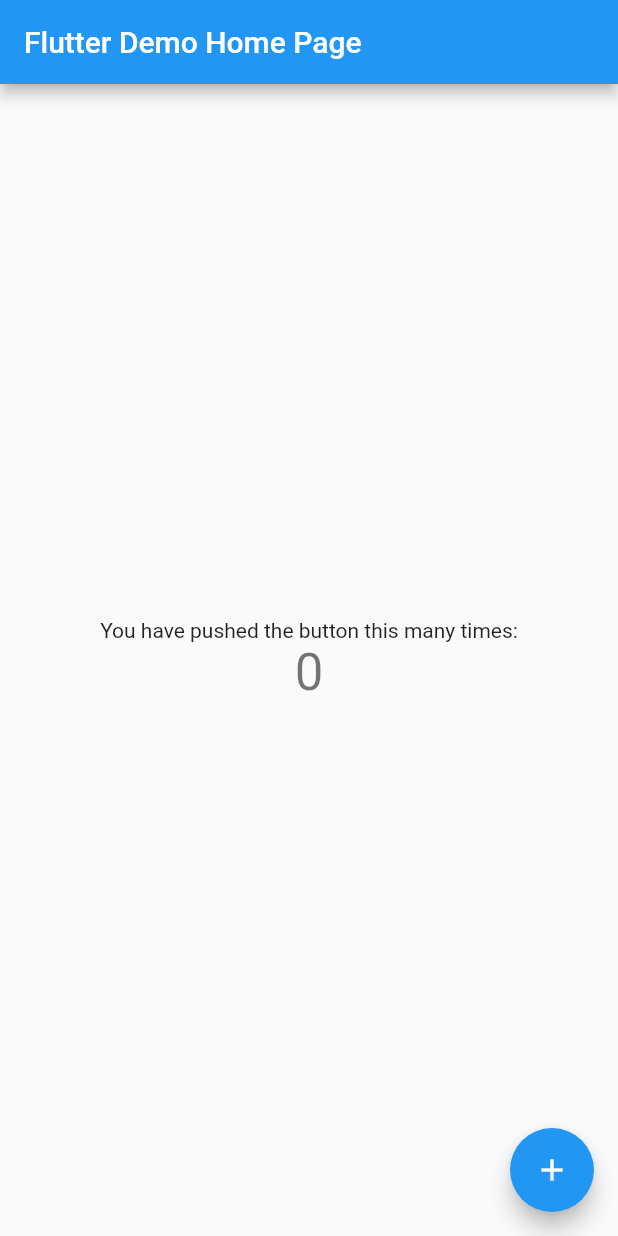
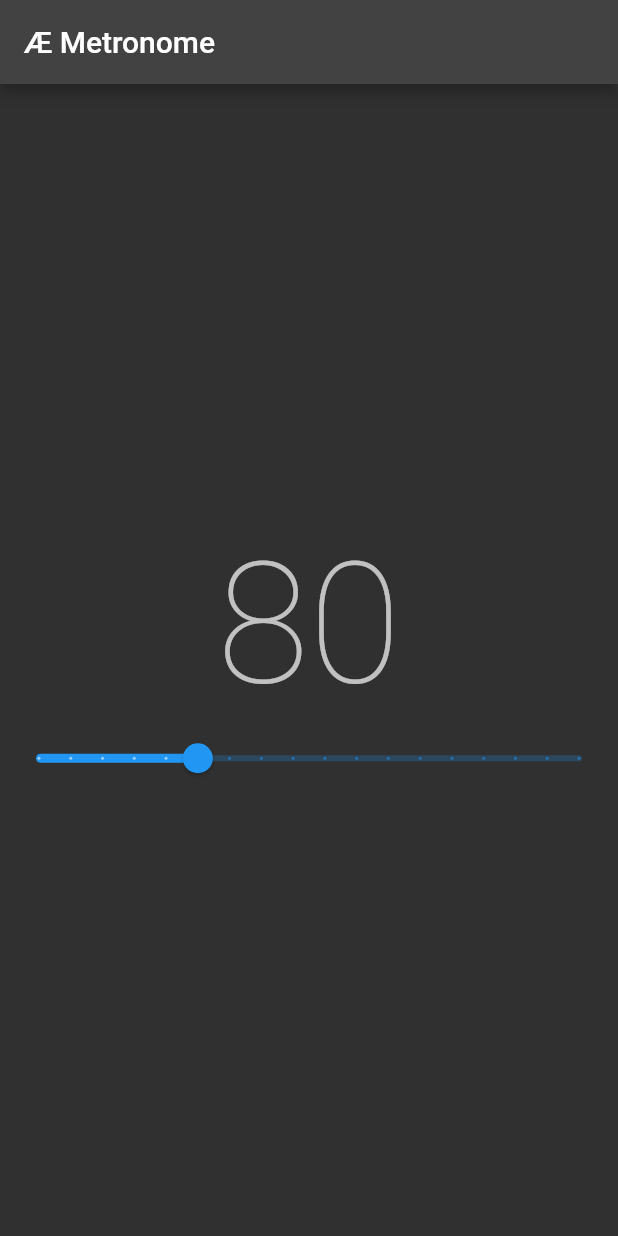
Before and after one commit to brylie/KhronosMetronome, a Flutter app: the screen it shows after launch, on a phone screen of 412 x 824 dp. Run offline on Flutter 3.47's test engine with Material 2 defaults, Android fonts, the phone set to English and light mode, and no system bars.

Commit message:
Initial silent metronome

```diff
--- a/app/lib/main.dart
+++ b/app/lib/main.dart
@@ -1,115 +1,109 @@
+import 'dart:async';
+
 import 'package:flutter/material.dart';
 
+// number of milliseconds in a minute
+const minute = 1000 * 60;
+
 void main() {
-  runApp(const MyApp());
+  runApp(const AeMetronome());
 }
 
-class MyApp extends StatelessWidget {
-  const MyApp({super.key});
+class AeMetronome extends StatelessWidget {
+  const AeMetronome({super.key});
 
-  // This widget is the root of your application.
   @override
   Widget build(BuildContext context) {
     return MaterialApp(
-      title: 'Flutter Demo',
+      title: 'Æ Metronome',
       theme: ThemeData(
-        // This is the theme of your application.
-        //
-        // Try running your application with "flutter run". You'll see the
-        // application has a blue toolbar. Then, without quitting the app, try
-        // changing the primarySwatch below to Colors.green and then invoke
-        // "hot reload" (press "r" in the console where you ran "flutter run",
-        // or simply save your changes to "hot reload" in a Flutter IDE).
-        // Notice that the counter didn't reset back to zero; the application
-        // is not restarted.
         primarySwatch: Colors.blue,
+        brightness: Brightness.dark,
       ),
-      home: const MyHomePage(title: 'Flutter Demo Home Page'),
+      home: const MetronomePage(title: 'Æ Metronome'),
     );
   }
 }
 
-class MyHomePage extends StatefulWidget {
-  const MyHomePage({super.key, required this.title});
-
-  // This widget is the home page of your application. It is stateful, meaning
-  // that it has a State object (defined below) that contains fields that affect
-  // how it looks.
-
-  // This class is the configuration for the state. It holds the values (in this
-  // case the title) provided by the parent (in this case the App widget) and
-  // used by the build method of the State. Fields in a Widget subclass are
-  // always marked "final".
+class MetronomePage extends StatefulWidget {
+  const MetronomePage({super.key, required this.title});
 
   final String title;
 
   @override
-  State<MyHomePage> createState() => _MyHomePageState();
+  State<MetronomePage> createState() => _MetronomePageState();
 }
 
-class _MyHomePageState extends State<MyHomePage> {
-  int _counter = 0;
+class _MetronomePageState extends State<MetronomePage> {
+  double _tempo = 80;
 
-  void _incrementCounter() {
-    setState(() {
-      // This call to setState tells the Flutter framework that something has
-      // changed in this State, which causes it to rerun the build method below
-      // so that the display can reflect the updated values. If we changed
-      // _counter without calling setState(), then the build method would not be
-      // called again, and so nothing would appear to happen.
-      _counter++;
-    });
+  final double _minimumTempoValue = 30;
+  final double _maximumTempoValue = 200;
+  final double _tempoIncrement = 10;
+
+  double get _tempoDivisions =>
+      (_maximumTempoValue - _minimumTempoValue) / _tempoIncrement;
+
+  late Timer _timer;
+
+  int _calculateTimerInterval(int tempo) {
+    double timerInterval = minute / tempo;
+
+    return timerInterval.round();
+  }
+
+  void _handleTimer(Timer timer) {
+    // ignore: avoid_print
+    print('Tick: ${timer.tick}');
+    // ignore: todo
+    // TODO: add sound
+  }
+
+  Timer _scheduleTimer([int milliseconds = 10000]) {
+    return Timer.periodic(Duration(milliseconds: milliseconds), _handleTimer);
+  }
+
+  @override
+  void initState() {
+    super.initState();
+    _timer = _scheduleTimer(_calculateTimerInterval(_tempo.round()));
   }
 
   @override
   Widget build(BuildContext context) {
-    // This method is rerun every time setState is called, for instance as done
-    // by the _incrementCounter method above.
-    //
-    // The Flutter framework has been optimized to make rerunning build methods
-    // fast, so that you can just rebuild anything that needs updating rather
-    // than having to individually change instances of widgets.
     return Scaffold(
       appBar: AppBar(
-        // Here we take the value from the MyHomePage object that was created by
-        // the App.build method, and use it to set our appbar title.
         title: Text(widget.title),
       ),
       body: Center(
-        // Center is a layout widget. It takes a single child and positions it
-        // in the middle of the parent.
         child: Column(
-          // Column is also a layout widget. It takes a list of children and
-          // arranges them vertically. By default, it sizes itself to fit its
-          // children horizontally, and tries to be as tall as its parent.
-          //
-          // Invoke "debug painting" (press "p" in the console, choose the
-          // "Toggle Debug Paint" action from the Flutter Inspector in Android
-          // Studio, or the "Toggle Debug Paint" command in Visual Studio Code)
-          // to see the wireframe for each widget.
-          //
-          // Column has various properties to control how it sizes itself and
-          // how it positions its children. Here we use mainAxisAlignment to
-          // center the children vertically; the main axis here is the vertical
-          // axis because Columns are vertical (the cross axis would be
-          // horizontal).
           mainAxisAlignment: MainAxisAlignment.center,
           children: <Widget>[
-            const Text(
-              'You have pushed the button this many times:',
+            Text(
+              _tempo.round().toString(),
+              style: Theme.of(context).textTheme.headline1,
             ),
-            Text(
-              '$_counter',
-              style: Theme.of(context).textTheme.headline4,
+            Slider(
+              value: _tempo,
+              min: _minimumTempoValue,
+              max: _maximumTempoValue,
+              divisions: _tempoDivisions.round(),
+              label: _tempo.round().toString(),
+              onChanged: (double value) {
+                _timer.cancel();
+
+                setState(() {
+                  _tempo = value;
+                });
+
+                _timer = _scheduleTimer(
+                  _calculateTimerInterval(_tempo.round()),
+                );
+              },
             ),
           ],
         ),
       ),
-      floatingActionButton: FloatingActionButton(
-        onPressed: _incrementCounter,
-        tooltip: 'Increment',
-        child: const Icon(Icons.add),
-      ), // This trailing comma makes auto-formatting nicer for build methods.
     );
   }
 }
```
